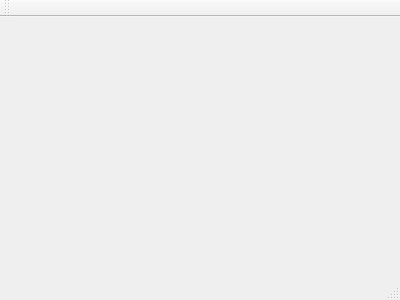
Qt form Server-application/user_interface/mainwindow.ui (RemcoMusic/Server-application) before a commit.
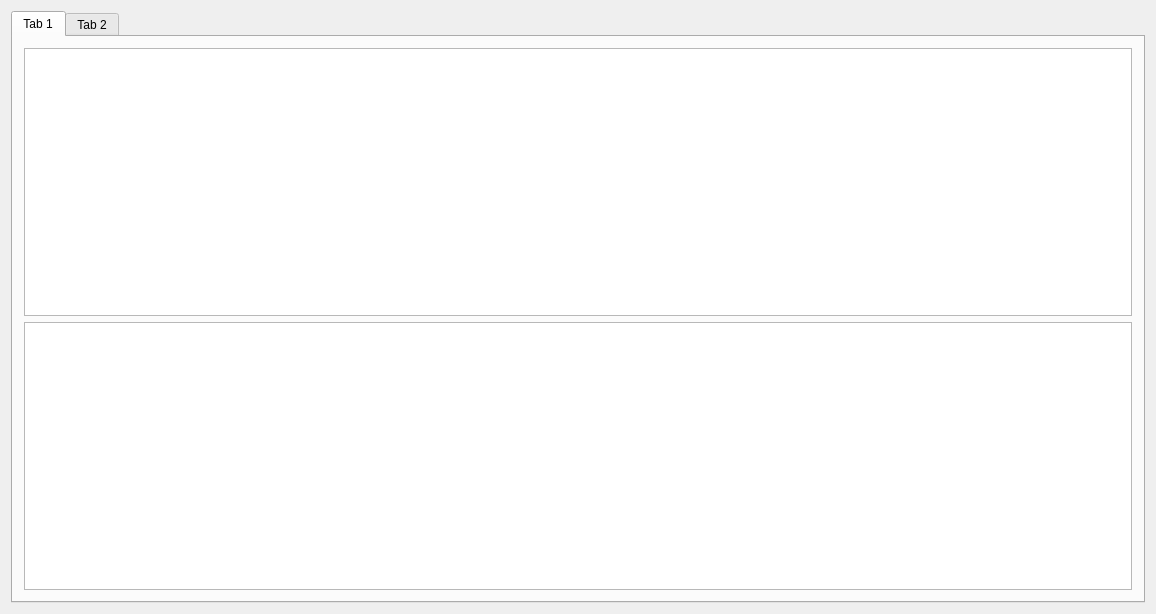
The same form after that commit.

Commit message: added graphicBot, and nade begin UI

Diff of the .ui file:
```diff
--- a/Server-application/user_interface/mainwindow.ui
+++ b/Server-application/user_interface/mainwindow.ui
@@ -1,24 +1,52 @@
 <ui version="4.0">
  <class>MainWindow</class>
- <widget class="QMainWindow" name="MainWindow" >
-  <property name="geometry" >
+ <widget class="QMainWindow" name="MainWindow">
+  <property name="geometry">
    <rect>
     <x>0</x>
     <y>0</y>
-    <width>400</width>
-    <height>300</height>
+    <width>1156</width>
+    <height>614</height>
    </rect>
   </property>
   <property name="windowTitle" >
    <string>MainWindow</string>
   </property>
-  <widget class="QMenuBar" name="menuBar" />
-  <widget class="QToolBar" name="mainToolBar" />
-  <widget class="QWidget" name="centralWidget" />
-  <widget class="QStatusBar" name="statusBar" />
+  <widget class="QWidget" name="centralWidget">
+   <layout class="QVBoxLayout" name="verticalLayout">
+    <item>
+     <widget class="QTabWidget" name="tabWidget">
+      <property name="currentIndex">
+       <number>0</number>
+      </property>
+      <widget class="QWidget" name="tab">
+       <attribute name="title">
+        <string>Tab 1</string>
+       </attribute>
+       <layout class="QHBoxLayout" name="horizontalLayout">
+        <item>
+         <layout class="QVBoxLayout" name="verticalLayout_2">
+          <item>
+           <widget class="QGraphicsView" name="graphicsView_CameraRaw"/>
+          </item>
+          <item>
+           <widget class="QGraphicsView" name="graphicsView_Data"/>
+          </item>
+         </layout>
+        </item>
+       </layout>
+      </widget>
+      <widget class="QWidget" name="tab_2">
+       <attribute name="title">
+        <string>Tab 2</string>
+       </attribute>
+      </widget>
+     </widget>
+    </item>
+   </layout>
+  </widget>
  </widget>
- <layoutDefault spacing="6" margin="11" />
- <pixmapfunction></pixmapfunction>
+ <layoutdefault spacing="6" margin="11"/>
  <resources/>
  <connections/>
 </ui>
```
Left out of the diff: 3 changed lines with no effect on the pictures. The commit also changes 5 other files.
